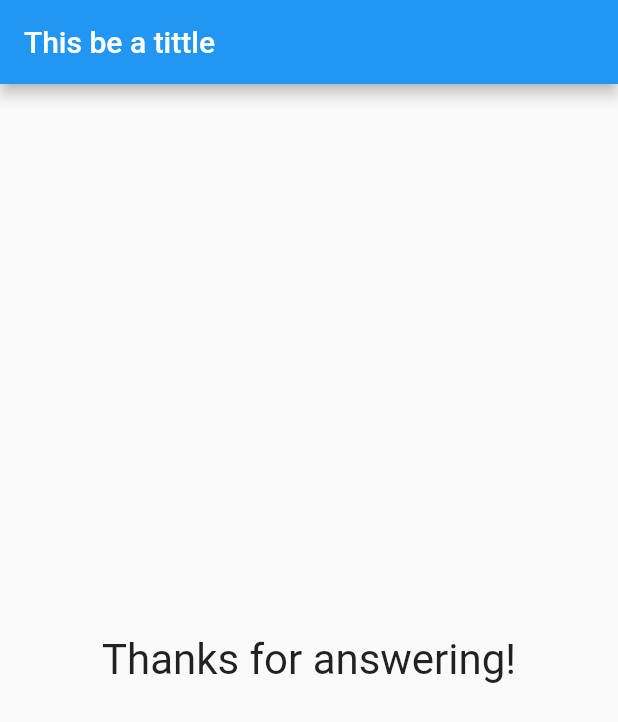
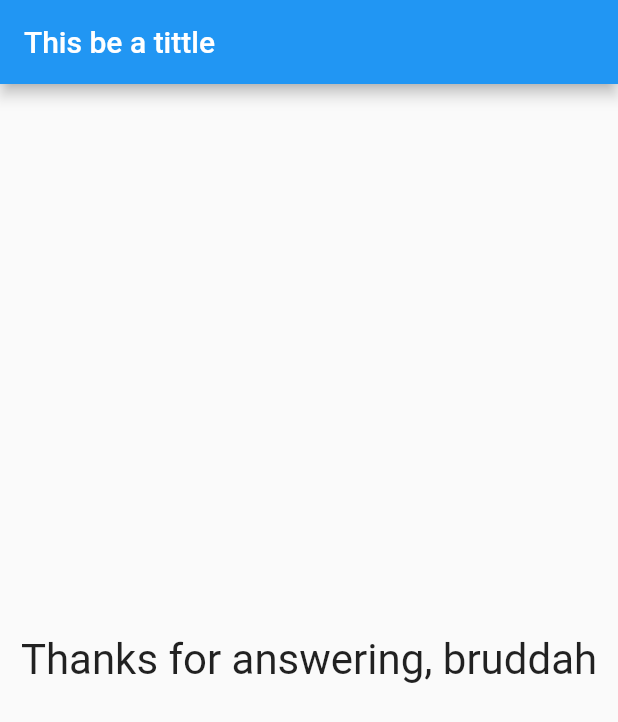
Before and after one commit to hyperinactive/dd, a Flutter app: the screen it shows after launch, after a tap on "No car", after a tap on "No shot", after a tap on "No", on a phone screen of 412 x 824 dp. Shown: the top 722 px of the screen. Run offline on Flutter 3.47's test engine with Material 2 defaults, Android fonts, the phone set to English and light mode, and no system bars.

Commit message:
basics_4

```diff
--- a/lib/main.dart
+++ b/lib/main.dart
@@ -1,6 +1,6 @@
 import 'package:flutter/material.dart';
-import './questions.dart';
-import './answer.dart';
+import 'package:sqa/result.dart';
+import './quiz.dart';
 
 void main() {
   runApp(MyApp());
@@ -18,6 +18,7 @@
 
 class _MyAppState extends State<MyApp> {
   int _questionIndex = 0;
+  int _totalScore = 0;
   // var questions = [
   //   'Why did she leave me?',
   //   'How to fix a failing relationship?',
@@ -27,24 +28,37 @@
   // using maps for demonstration purposes, doing it via class more traditional approach
   // managing key-values pairs instead of props
   // just a list of maps
-  static const questions = [
+  static const _questions = [
     {
       'questionText': 'Why did she leave me?',
-      'answers': ['No car', 'No income', 'Yes']
+      'answers': [
+        {'text': 'No car', 'score': 1},
+        {'text': 'No income', 'score': 1},
+        {'text': 'Yes', 'score': 2}
+      ]
     },
     {
       'questionText': 'How to fix a failing relationship?',
-      'answers': ['No shot', 'LMAO', 'Bandaid']
+      'answers': [
+        {'text': 'No shot', 'score': 1},
+        {'text': 'LMAO', 'score': 2},
+        {'text': 'No car', 'score': 0}
+      ]
     },
     {
       'questionText': 'How to escape existantial dred?',
-      'answers': ['Nah', 'Nope', 'No']
+      'answers': [
+        {'text': 'Nah', 'score': 1},
+        {'text': 'No car', 'score': 0},
+        {'text': 'No', 'score': 2}
+      ]
     },
   ];
 
-  void _answer() {
+  void _answer(int score) {
     setState(() {
       _questionIndex++;
+      _totalScore += score;
     });
   }
 
@@ -60,35 +74,14 @@
         // notation good practice <Widget>[]
 
         // can use ternary op to display widgets conditionally
-        body: _questionIndex < questions.length
-            ? Column(
-                children: [
-                  // Text(questions[_questionIndex]),
-                  // now that Question widget is created, replace Text with it
-                  Question(questions[_questionIndex]['questionText']),
-
-                  // can insert Widgets via map function like javascript
-                  // dart cannot know what type the map values are, so gotta use "as"
-                  // as List<String> -> promising dart that I know for sure I have a list of strings under "answers" keyword
-
-                  // getting the <Iterable> class and not List, so map doesn't work ->  .toList()
-
-                  // other problem, Collumn takes a list of Widgets, but we're giving it a list -> nesting lists basically
-                  // that won't do so we use the spread operator, make a copy this list's values so we end up with individual items
-                  ...(questions[_questionIndex]['answers'] as List<String>)
-                      .map((answer) {
-                    return Answer(_answer, answer);
-                  }).toList()
-                  // Answer(_answer),
-                  // Answer(_answer),
-                  // Answer(_answer),
-                ],
+        body: _questionIndex < _questions.length
+            ? Quiz(
+                answerQ: _answer,
+                questions: _questions,
+                questionIndex: _questionIndex,
               )
-            : Center(
-                child: Text(
-                  'Thanks for answering!',
-                  style: TextStyle(fontSize: 28),
-                ),
+            : Result(
+                resultScore: _totalScore,
               ),
       ),
     );
--- /dev/null
+++ b/lib/quiz.dart
@@ -0,0 +1,43 @@
+import 'package:flutter/material.dart';
+import './answer.dart';
+import './questions.dart';
+import './result.dart';
+
+class Quiz extends StatelessWidget {
+  final List<Map<String, Object>> questions;
+  final int questionIndex;
+  final Function answerQ;
+
+  Quiz(
+      {@required this.questions,
+      @required this.answerQ,
+      @required this.questionIndex});
+
+  @override
+  Widget build(BuildContext context) {
+    return Column(
+      children: [
+        // Text(questions[_questionIndex]),
+        // now that Question widget is created, replace Text with it
+        Question(questions[questionIndex]['questionText']),
+
+        // can insert Widgets via map function like javascript
+        // dart cannot know what type the map values are, so gotta use "as"
+        // as List<String> -> promising dart that I know for sure I have a list of strings under "answers" keyword
+
+        // getting the <Iterable> class and not List, so map doesn't work ->  .toList()
+
+        // other problem, Collumn takes a list of Widgets, but we're giving it a list -> nesting lists basically
+        // that won't do so we use the spread operator, make a copy this list's values so we end up with individual items
+        ...(questions[questionIndex]['answers'] as List<Map<String, Object>>)
+            .map((answer) {
+          // javascript trick, passing a ref to a function with args and not the actual function
+          return Answer(() => answerQ(answer['score']), answer['text']);
+        }).toList()
+        // Answer(_answer),
+        // Answer(_answer),
+        // Answer(_answer),
+      ],
+    );
+  }
+}
--- /dev/null
+++ b/lib/result.dart
@@ -0,0 +1,29 @@
+import 'package:flutter/material.dart';
+
+class Result extends StatelessWidget {
+  final int resultScore;
+
+  Result({this.resultScore});
+
+  // getter function
+  String get resultPhrase {
+    String resultText = 'Thanks for answering';
+
+    if (resultScore < 5) {
+      resultText += ', bruddah';
+    } else {
+      resultText += ', bruv';
+    }
+    return resultText;
+  }
+
+  @override
+  Widget build(BuildContext context) {
+    return Center(
+      child: Text(
+        resultPhrase,
+        style: TextStyle(fontSize: 28),
+      ),
+    );
+  }
+}
```
